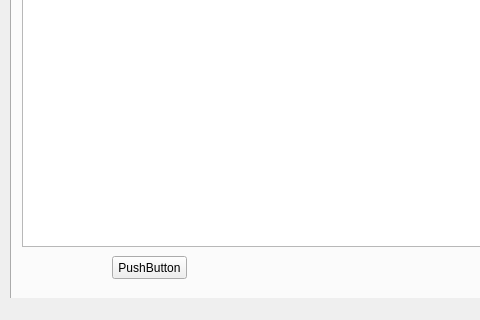
Above: mainwindow.ui from alexeypertcev/ksu-ivt-nagruzka before the change; both pictures show x 0 to 480 and y 146 to 466 of the 846 by 466 pixel window. Below: the same form after it.
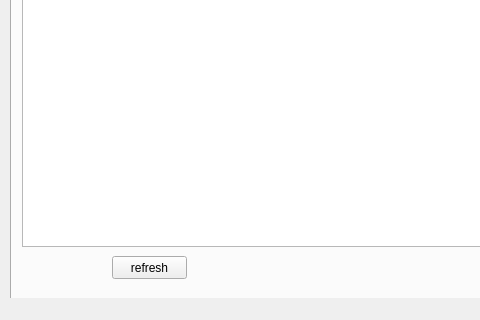
That is the form after the change. The open tabs and pages were chosen to show the change.

```diff
--- a/mainwindow.ui
+++ b/mainwindow.ui
@@ -126,7 +126,7 @@
        </rect>
       </property>
       <property name="text">
-       <string>PushButton</string>
+       <string>refresh</string>
       </property>
      </widget>
     </widget>
```
Left out of the diff: 4 changed lines with no effect on the pictures.
